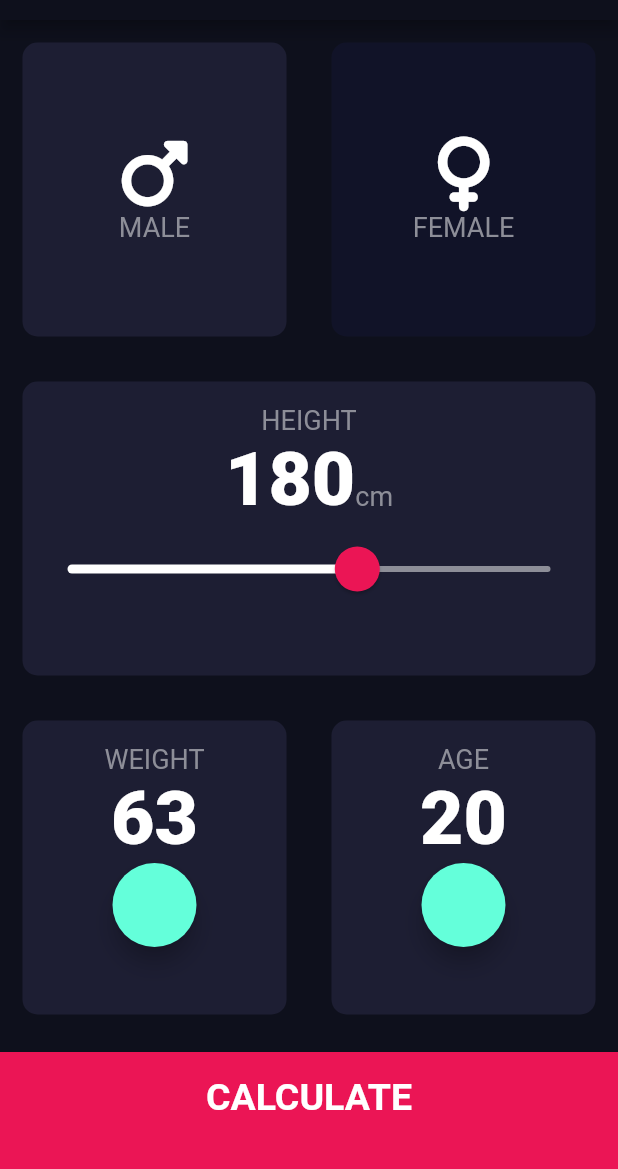
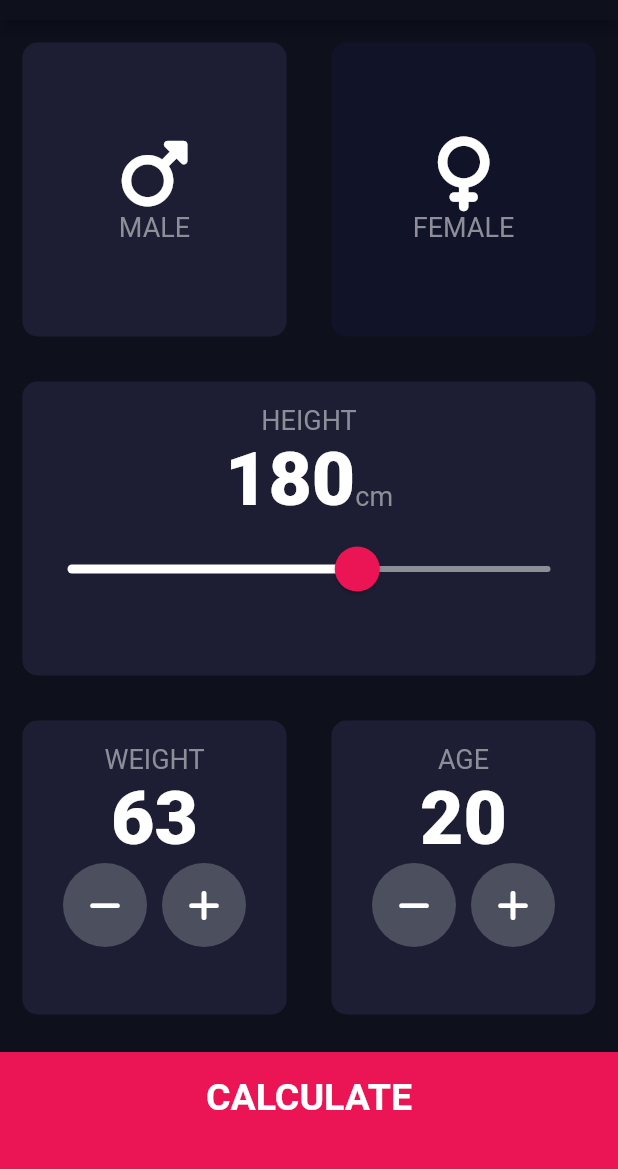
Before and after one commit to danaFlorescu/BMI-Calculator, a Flutter app: the screen it shows after launch, on a phone screen of 412 x 824 dp, the part 64-1233 px from its top. Run offline on Flutter 3.47's test engine with Material 2 defaults, Android fonts, the phone set to English and light mode, and no system bars; our stand-ins replace font_awesome_flutter.

Commit message:
finisehd the input_page and added the round buttons

```diff
--- /dev/null
+++ b/lib/components/round_button.dart
@@ -0,0 +1,23 @@
+import 'package:flutter/material.dart';
+
+class RoundIconButton extends StatelessWidget {
+  RoundIconButton({required this.icon, required this.onPressed});
+
+  final IconData icon;
+  final VoidCallback onPressed;
+
+  @override
+  Widget build(BuildContext context) {
+    return RawMaterialButton(
+      elevation: 0.0,
+      child: Icon(icon),
+      onPressed: onPressed,
+      constraints: BoxConstraints.tightFor(
+        width: 56.0,
+        height: 56.0,
+      ),
+      shape: CircleBorder(),
+      fillColor: Color(0xFF4C4F5E),
+    );
+  }
+}
--- a/lib/screens/input_page.dart
+++ b/lib/screens/input_page.dart
@@ -3,6 +3,7 @@
 import 'package:bmi_calculator/components/icon_and_text_for_reusable_cards.dart';
 import 'package:bmi_calculator/constants.dart';
 import 'package:flutter/material.dart';
+import 'package:bmi_calculator/components/round_button.dart';
 
 enum Gender {
   male,
@@ -18,7 +19,8 @@
 
 class _InputPageState extends State<InputPage> {
   int height = 180;
-  //Color color = kActiveCardColour;
+  int weight = 63;
+  int age = 20;
   Gender selectedGender = Gender.male;
 
   @override
@@ -138,8 +140,33 @@
                           'WEIGHT',
                           style: textStyleForReusableCards,
                         ),
-                        Text('63', style: textStyleForReusableCardsBig),
-                        FloatingActionButton(onPressed: () {}),
+                        Text(weight.toString(),
+                            style: textStyleForReusableCardsBig),
+                        Row(
+                          mainAxisAlignment: MainAxisAlignment.center,
+                          children: <Widget>[
+                            RoundIconButton(
+                              icon: FontAwesomeIcons.minus,
+                              onPressed: () {
+                                setState(
+                                  () {
+                                    weight--;
+                                  },
+                                );
+                              },
+                            ),
+                            SizedBox(
+                              width: 10.0,
+                            ),
+                            RoundIconButton(
+                                icon: FontAwesomeIcons.plus,
+                                onPressed: () {
+                                  setState(() {
+                                    weight++;
+                                  });
+                                })
+                          ],
+                        )
                       ],
                     ),
                   ),
@@ -154,8 +181,33 @@
                           'AGE',
                           style: textStyleForReusableCards,
                         ),
-                        Text('20', style: textStyleForReusableCardsBig),
-                        FloatingActionButton(onPressed: () {}),
+                        Text(age.toString(),
+                            style: textStyleForReusableCardsBig),
+                        Row(
+                          mainAxisAlignment: MainAxisAlignment.center,
+                          children: <Widget>[
+                            RoundIconButton(
+                              icon: FontAwesomeIcons.minus,
+                              onPressed: () {
+                                setState(
+                                  () {
+                                    age--;
+                                  },
+                                );
+                              },
+                            ),
+                            SizedBox(
+                              width: 10.0,
+                            ),
+                            RoundIconButton(
+                                icon: FontAwesomeIcons.plus,
+                                onPressed: () {
+                                  setState(() {
+                                    age++;
+                                  });
+                                })
+                          ],
+                        )
                       ],
                     ),
                   ),
```
